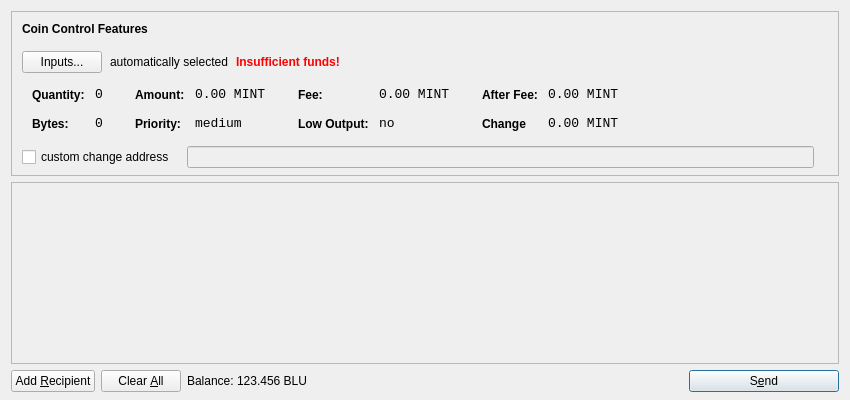
First picture: the form in src/qt/forms/sendcoinsdialog.ui, repository chartreusecoiner/chartreusecoin, before the edit.
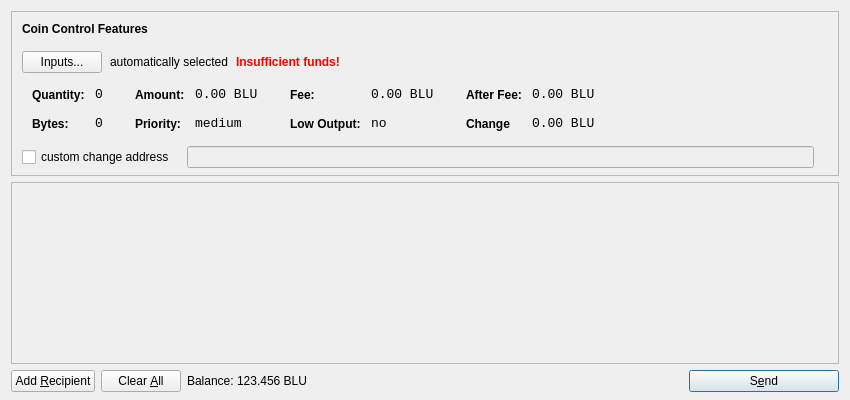
Second picture: the form after the edit. Icons and pictures are not drawn.

Diff of the .ui file:
```diff
--- a/src/qt/forms/sendcoinsdialog.ui
+++ b/src/qt/forms/sendcoinsdialog.ui
@@ -321,7 +321,7 @@
                   <enum>Qt::ActionsContextMenu</enum>
                  </property>
                  <property name="text">
-                  <string>0.00 MINT</string>
+                  <string>0.00 BLU</string>
                  </property>
                  <property name="textInteractionFlags">
                   <set>Qt::LinksAccessibleByMouse|Qt::TextSelectableByKeyboard|Qt::TextSelectableByMouse</set>
@@ -407,7 +407,7 @@
                   <enum>Qt::ActionsContextMenu</enum>
                  </property>
                  <property name="text">
-                  <string>0.00 MINT</string>
+                  <string>0.00 BLU</string>
                  </property>
                  <property name="textInteractionFlags">
                   <set>Qt::LinksAccessibleByMouse|Qt::TextSelectableByKeyboard|Qt::TextSelectableByMouse</set>
@@ -493,7 +493,7 @@
                   <enum>Qt::ActionsContextMenu</enum>
                  </property>
                  <property name="text">
-                  <string>0.00 MINT</string>
+                  <string>0.00 BLU</string>
                  </property>
                  <property name="textInteractionFlags">
                   <set>Qt::LinksAccessibleByMouse|Qt::TextSelectableByKeyboard|Qt::TextSelectableByMouse</set>
@@ -525,7 +525,7 @@
                   <enum>Qt::ActionsContextMenu</enum>
                  </property>
                  <property name="text">
-                  <string>0.00 MINT</string>
+                  <string>0.00 BLU</string>
                  </property>
                  <property name="textInteractionFlags">
                   <set>Qt::LinksAccessibleByMouse|Qt::TextSelectableByKeyboard|Qt::TextSelectableByMouse</set>
```
